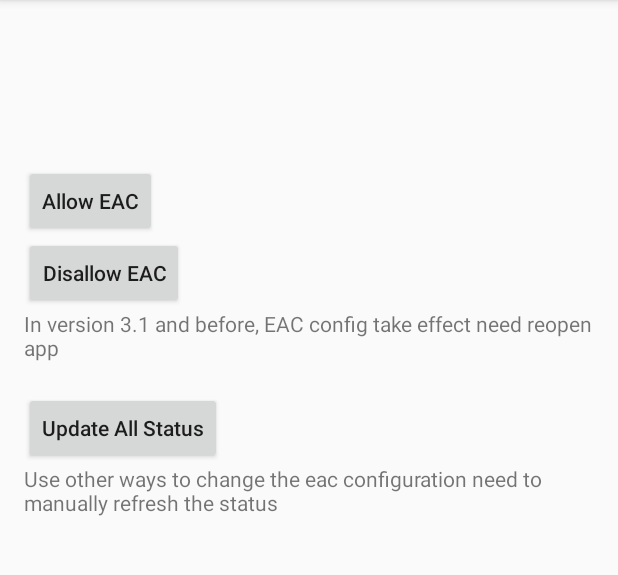
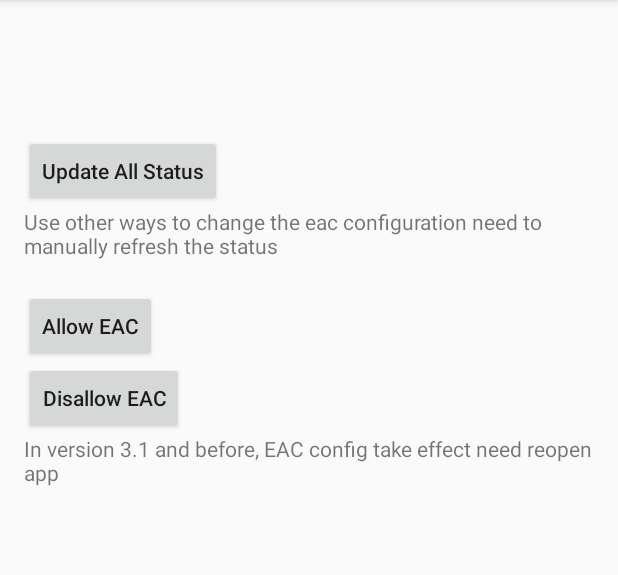
Before and after one commit to onyx-intl/OnyxAndroidDemo, an Android app: the EacDemoActivity screen opened directly, with no data from a screen before it, on a phone screen of 412 x 824 dp, the part 84-659 px from its top. Run offline under Robolectric (Android 15) with nearby library versions, the phone set to English and light mode, and no system bars; our stand-ins replace ButterKnife, RxJava; 3 statements that could not run were skipped.

Commit message:
UI(OnyxAndroidDemo):adjust UI

```diff
--- a/app/src/main/res/layout/activity_eac_demo.xml
+++ b/app/src/main/res/layout/activity_eac_demo.xml
@@ -51,6 +51,17 @@
     </LinearLayout>
 
     <Button
+        android:id="@+id/update_status"
+        android:layout_width="wrap_content"
+        android:layout_height="wrap_content"
+        android:text="Update All Status" />
+
+    <TextView
+        android:layout_width="wrap_content"
+        android:layout_height="wrap_content"
+        android:text="Use other ways to change the eac configuration need to manually refresh the status" />
+
+    <Button
         android:id="@+id/allow_eac"
         android:layout_width="wrap_content"
         android:layout_height="wrap_content"
@@ -68,15 +79,4 @@
         android:layout_height="wrap_content"
         android:layout_marginBottom="20dp"
         android:text="In version 3.1 and before, EAC config take effect need reopen app " />
-
-    <Button
-        android:id="@+id/update_status"
-        android:layout_width="wrap_content"
-        android:layout_height="wrap_content"
-        android:text="Update All Status" />
-
-    <TextView
-        android:layout_width="wrap_content"
-        android:layout_height="wrap_content"
-        android:text="Use other ways to change the eac configuration need to manually refresh the status" />
 </LinearLayout>
```
